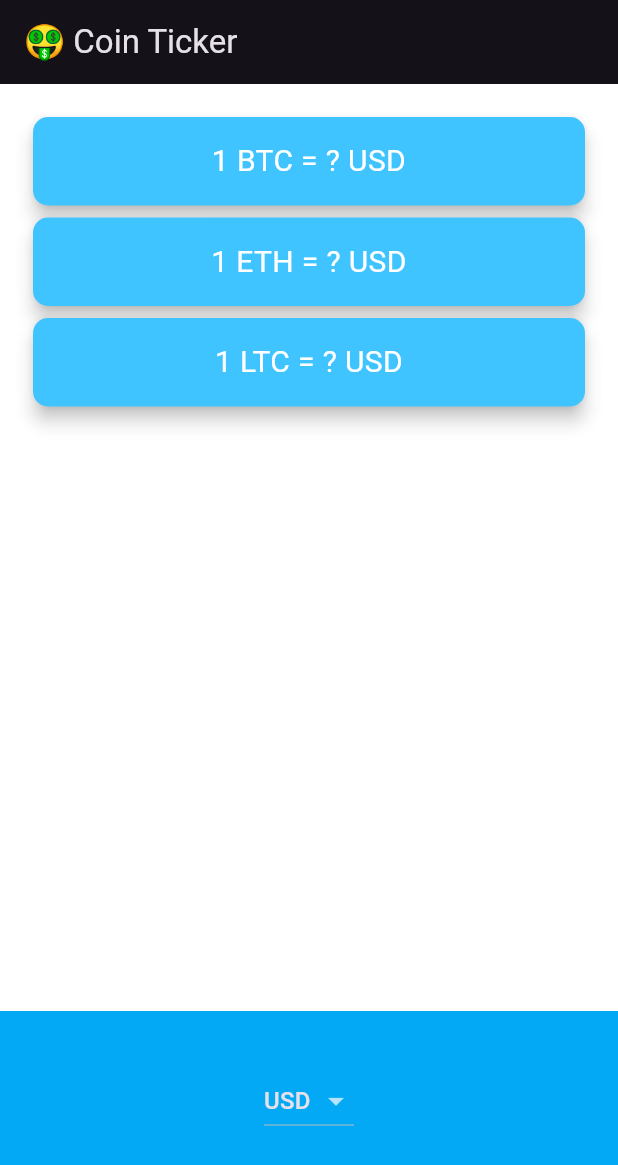
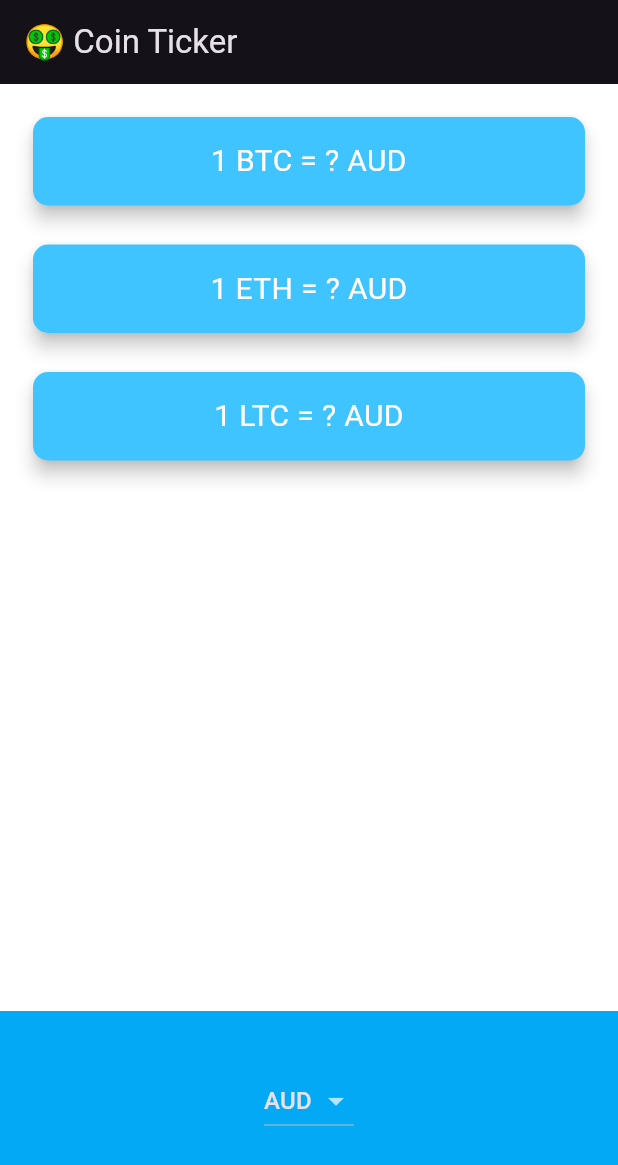
Before and after one commit to Mshankc/bitcoin_tracker, a Flutter app: the screen it shows after launch, on a phone screen of 412 x 824 dp. Shown: the top 1165 px of the screen. Run offline on Flutter 3.47's test engine with Material 3 defaults, Android fonts, the phone set to English and light mode, and no system bars; network calls fail.

Commit message:
completed the project

```diff
--- /dev/null
+++ b/lib/coin_data.dart
@@ -0,0 +1,56 @@
+//TODO: Add your imports here.
+import 'package:http/http.dart' as http;
+import 'dart:convert';
+
+const List<String> currenciesList = [
+  'AUD',
+  'BRL',
+  'CAD',
+  'CNY',
+  'EUR',
+  'GBP',
+  'HKD',
+  'IDR',
+  'ILS',
+  'INR',
+  'JPY',
+  'MXN',
+  'NOK',
+  'NZD',
+  'PLN',
+  'RON',
+  'RUB',
+  'SEK',
+  'SGD',
+  'USD',
+  'ZAR'
+];
+
+const List<String> cryptoList = [
+  'BTC',
+  'ETH',
+  'LTC',
+];
+
+const coinAPIURL = 'https://rest.coinapi.io/v1/exchangerate';
+const apiKey = 'B9F47E50-1DEB-4F14-8626-5E75FE2AEC79#';
+
+class CoinData {
+  Future getCoinData(String selectedCurrency) async {
+    Map<String, String> cryptoPrices = {};
+    for (String crypto in cryptoList) {
+      String requestURL =
+          '$coinAPIURL/$crypto/$selectedCurrency?apikey=$apiKey';
+      http.Response response = await http.get(Uri.parse(requestURL));
+      if (response.statusCode == 200) {
+        var decodedData = jsonDecode(response.body);
+        double price = decodedData['rate'];
+        cryptoPrices[crypto] = price.toStringAsFixed(0);
+      } else {
+        print(response.statusCode);
+        throw 'Problem with the get request';
+      }
+    }
+    return cryptoPrices;
+  }
+}
--- a/lib/main.dart
+++ b/lib/main.dart
@@ -1,5 +1,5 @@
 import 'package:flutter/material.dart';
-import 'screens/price_screen.dart';
+import 'price_screen.dart';
 
 void main() => runApp(MyApp());
 
--- /dev/null
+++ b/lib/price_screen.dart
@@ -0,0 +1,153 @@
+import 'package:flutter/material.dart';
+import 'package:flutter/cupertino.dart';
+import 'coin_data.dart';
+import 'dart:io' show Platform;
+
+class PriceScreen extends StatefulWidget {
+  @override
+  _PriceScreenState createState() => _PriceScreenState();
+}
+
+class _PriceScreenState extends State<PriceScreen> {
+  String selectedCurrency = 'AUD';
+
+  DropdownButton<String> androidDropdown() {
+    List<DropdownMenuItem<String>> dropdownItems = [];
+    for (String currency in currenciesList) {
+      var newItem = DropdownMenuItem(
+        child: Text(currency),
+        value: currency,
+      );
+      dropdownItems.add(newItem);
+    }
+
+    return DropdownButton<String>(
+      value: selectedCurrency,
+      items: dropdownItems,
+      onChanged: (value) {
+        setState(() {
+          selectedCurrency = value!;
+          getData();
+        });
+      },
+    );
+  }
+
+  CupertinoPicker iOSPicker() {
+    List<Text> pickerItems = [];
+    for (String currency in currenciesList) {
+      pickerItems.add(Text(currency));
+    }
+
+    return CupertinoPicker(
+      backgroundColor: Colors.lightBlue,
+      itemExtent: 32.0,
+      onSelectedItemChanged: (selectedIndex) {
+        setState(() {
+          selectedCurrency = currenciesList[selectedIndex];
+          getData();
+        });
+      },
+      children: pickerItems,
+    );
+  }
+
+  Map<String, String> coinValues = {};
+  bool isWaiting = false;
+
+  void getData() async {
+    isWaiting = true;
+    try {
+      var data = await CoinData().getCoinData(selectedCurrency);
+      isWaiting = false;
+      setState(() {
+        coinValues = data;
+      });
+    } catch (e) {
+      print(e);
+    }
+  }
+
+  @override
+  void initState() {
+    super.initState();
+    getData();
+  }
+
+  Column makeCards() {
+    List<CryptoCard> cryptoCards = [];
+    for (String crypto in cryptoList) {
+      cryptoCards.add(
+        CryptoCard(
+          cryptoCurrency: crypto,
+          selectedCurrency: selectedCurrency,
+          value: isWaiting ? '?' : coinValues[crypto],
+        ),
+      );
+    }
+    return Column(
+      crossAxisAlignment: CrossAxisAlignment.stretch,
+      children: cryptoCards,
+    );
+  }
+
+  @override
+  Widget build(BuildContext context) {
+    return Scaffold(
+      appBar: AppBar(
+        title: const Text('🤑 Coin Ticker'),
+      ),
+      body: Column(
+        mainAxisAlignment: MainAxisAlignment.spaceBetween,
+        crossAxisAlignment: CrossAxisAlignment.stretch,
+        children: <Widget>[
+          makeCards(),
+          Container(
+            height: 150.0,
+            alignment: Alignment.center,
+            padding: const EdgeInsets.only(bottom: 30.0),
+            color: Colors.lightBlue,
+            child: Platform.isIOS ? iOSPicker() : androidDropdown(),
+          ),
+        ],
+      ),
+    );
+  }
+}
+
+class CryptoCard extends StatelessWidget {
+  const CryptoCard({
+    required this.value,
+    required this.selectedCurrency,
+    required this.cryptoCurrency,
+  });
+
+  final String? value;
+  final String selectedCurrency;
+  final String cryptoCurrency;
+
+  @override
+  Widget build(BuildContext context) {
+    return Padding(
+      padding: const EdgeInsets.fromLTRB(18.0, 18.0, 18.0, 0),
+      child: Card(
+        color: Colors.lightBlueAccent,
+        elevation: 5.0,
+        shape: RoundedRectangleBorder(
+          borderRadius: BorderRadius.circular(10.0),
+        ),
+        child: Padding(
+          padding: const EdgeInsets.symmetric(vertical: 15.0, horizontal: 28.0),
+          child: Text(
+            '1 $cryptoCurrency = $value $selectedCurrency',
+            textAlign: TextAlign.center,
+            style: const TextStyle(
+              fontSize: 20.0,
+              color: Colors.white,
+            ),
+          ),
+        ),
+      ),
+    );
+  }
+}
--- a/lib/screens/price_screen.dart
+++ /dev/null
@@ -1,115 +0,0 @@
-import 'package:bitcoin_tracker/service/coin_data.dart';
-import 'package:flutter/cupertino.dart';
-import 'package:flutter/material.dart';
-import 'dart:io' show Platform;
-import 'package:http/http.dart' as http;
-import 'dart:convert';
-
-import '../widgets/ratecard_widget.dart';
-
-class PriceScreen extends StatefulWidget {
-  const PriceScreen({super.key});
-
-  @override
-  PriceScreenState createState() => PriceScreenState();
-}
-
-class PriceScreenState extends State<PriceScreen> {
-  String? selectedCurrency = 'USD';
-  List<String> crypto = cryptoList;
-
-  DropdownButton<String> androidDropdown() {
-    List<DropdownMenuItem<String>> dropDownItem = [];
-    for (String currency in currenciesList) {
-      var newItem = DropdownMenuItem(
-        value: currency,
-        child: Text(currency),
-      );
-      dropDownItem.add(newItem);
-    }
-    return DropdownButton(
-        value: selectedCurrency,
-        items: dropDownItem,
-        onChanged: (value) {
-          setState(() {
-            selectedCurrency = value;
-          });
-        });
-  }
-
-  CupertinoPicker iosPicker() {
-    List<Text> pickerItem = [];
-    for (String currency in currenciesList) {
-      pickerItem.add(Text(currency));
-    }
-    return CupertinoPicker(
-        itemExtent: 36.0,
-        onSelectedItemChanged: (selectedCurrency) {
-          setState(() {
-            selectedCurrency;
-          });
-        },
-        children: pickerItem);
-  }
-
-  Future getData() async {
-    http.Response response = await http.get(
-      Uri.parse(
-          'https://rest.coinapi.io/v1/exchangerate/$crypto/$selectedCurrency?apikey=B9F47E50-1DEB-4F14-8626-5E75FE2AEC79#'),
-    );
-    var data = json.decode(response.body);
-    return data['rate'];
-  }
-
-  @override
-  Widget build(BuildContext context) {
-    getData();
-    return Scaffold(
-      appBar: AppBar(
-        title: const Text('🤑 Coin Ticker'),
-      ),
-      body: ListView.builder(
-          itemCount: 3,
-          padding: EdgeInsets.all(18),
-          itemBuilder: (context, index) {
-            return RateCard(
-                selectedCurrency: selectedCurrency, crypto: cryptoList[index]);
-          }),
-      bottomSheet: Container(
-        height: 150.0,
-        alignment: Alignment.center,
-        padding: const EdgeInsets.only(bottom: 30.0),
-        color: Colors.lightBlue,
-        child: Platform.isIOS ? iosPicker() : androidDropdown(),
-      ),
-    );
-  }
-}
-
-// Column(
-//   mainAxisAlignment: MainAxisAlignment.start,
-//   crossAxisAlignment: CrossAxisAlignment.stretch,
-//   children: <Widget>[
-//     Padding(
-//       padding: const EdgeInsets.all(18.0),
-//       child: RateCard(
-//         selectedCurrency: selectedCurrency,
-//         crypto: cryptoList[0],
-//       ),
-//     ),
-//     Padding(
-//       padding: const EdgeInsets.all(18.0),
-//       child: RateCard(
-//         selectedCurrency: selectedCurrency,
-//         crypto: cryptoList[1],
-//       ),
-//     ),
-//     Padding(
-//       padding: const EdgeInsets.all(18.0),
-//       child: RateCard(
-//         selectedCurrency: selectedCurrency,
-//         crypto: cryptoList[2],
-//       ),
-//     ),
-//   ],
-// ),
--- a/lib/service/coin_data.dart
+++ /dev/null
@@ -1,30 +0,0 @@
-const List<String> cryptoList = [
-  'BTC',
-  'ETH',
-  'LTC',
-];
-
-const List<String> currenciesList = [
-  'AUD',
-  'BRL',
-  'CAD',
-  'CNY',
-  'EUR',
-  'GBP',
-  'HKD',
-  'IDR',
-  'ILS',
-  'INR',
-  'JPY',
-  'MXN',
-  'NOK',
-  'NZD',
-  'PLN',
-  'RON',
-  'RUB',
-  'SEK',
-  'SGD',
-  'USD',
-  'ZAR'
-];
-coinData() {}
--- a/lib/service/network.dart
+++ /dev/null
@@ -1,3 +0,0 @@
-import 'package:http/http.dart';
-
-class Network {}
--- a/lib/widgets/ratecard_widget.dart
+++ /dev/null
@@ -1,34 +0,0 @@
-import 'package:flutter/material.dart';
-
-class RateCard extends StatelessWidget {
-  RateCard({
-    super.key,
-    required this.selectedCurrency,
-    required this.crypto,
-  });
-
-  final String? selectedCurrency;
-  String crypto;
-
-  @override
-  Widget build(BuildContext context) {
-    return Card(
-      color: Colors.lightBlueAccent,
-      elevation: 5.0,
-      shape: RoundedRectangleBorder(
-        borderRadius: BorderRadius.circular(10.0),
-      ),
-      child: Padding(
-        padding: const EdgeInsets.symmetric(vertical: 15.0, horizontal: 28.0),
-        child: Text(
-          '1 $crypto = ? $selectedCurrency',
-          textAlign: TextAlign.center,
-          style: const TextStyle(
-            fontSize: 20.0,
-            color: Colors.white,
-          ),
-        ),
-      ),
-    );
-  }
-}
```
Also changed, not shown: scratch.dart (deleted, +0 -25 lines).
